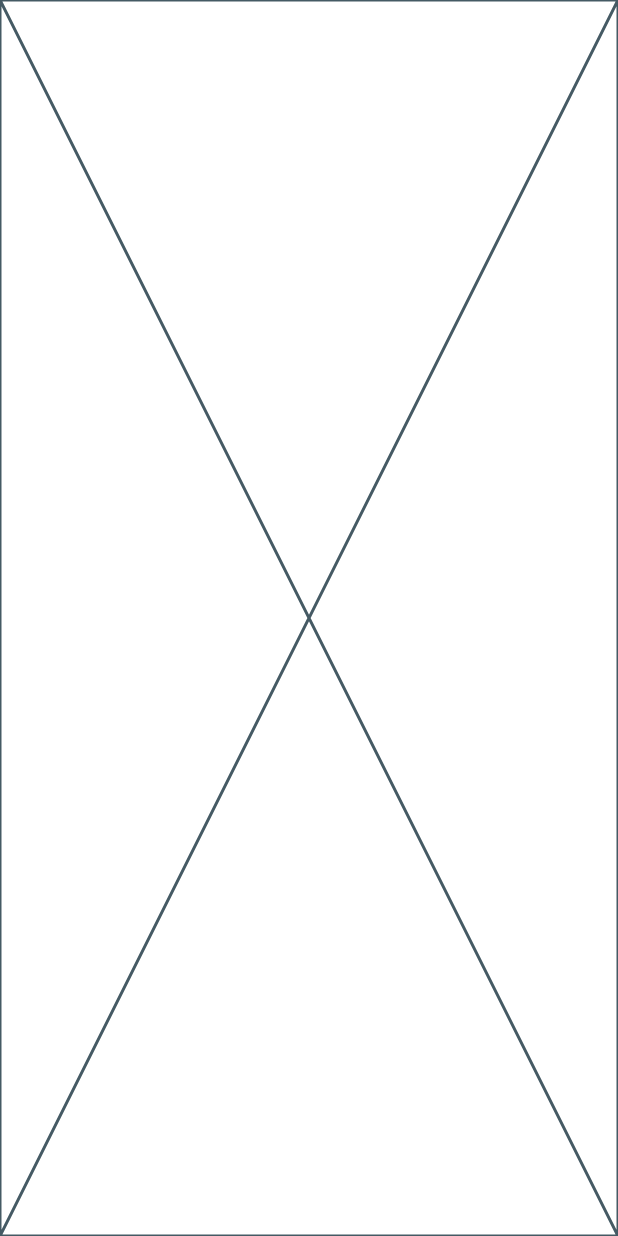
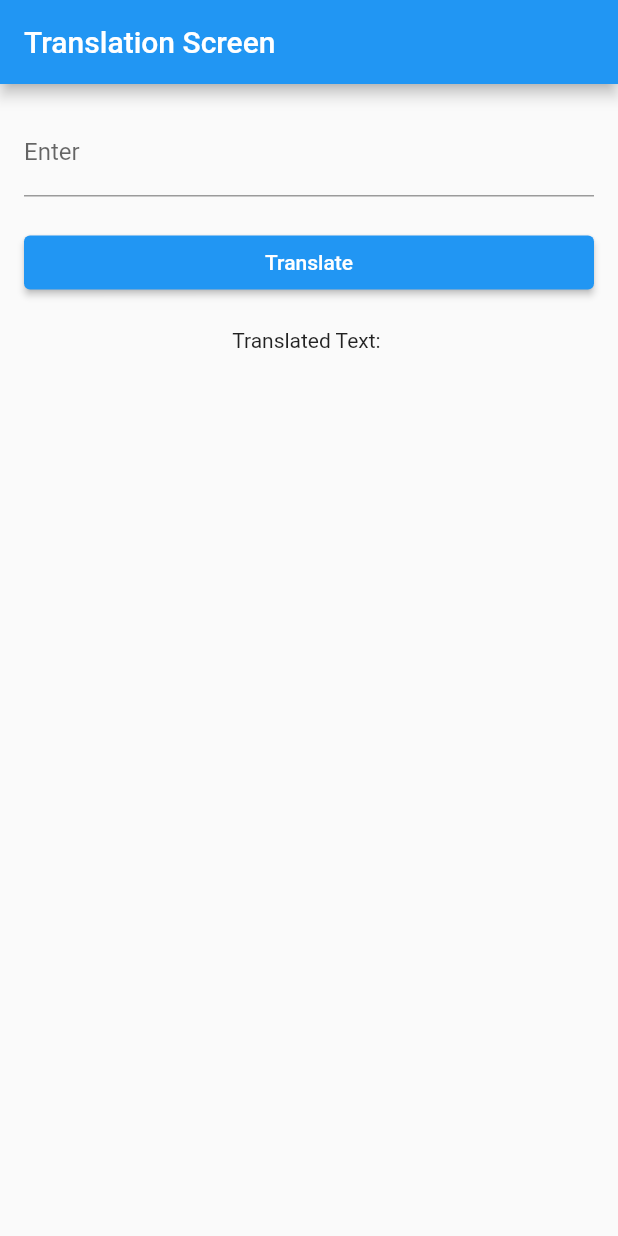
Before and after one commit to xasanov1716/default_project, a Flutter app: the screen it shows after launch, on a phone screen of 412 x 824 dp. Run offline on Flutter 3.47's test engine with Material 2 defaults, Android fonts, the phone set to English and light mode, and no system bars; our stand-ins replace flutter_screenutil.

Commit message:
translate_api

```diff
--- a/lib/home/home_screen.dart
+++ b/lib/home/home_screen.dart
@@ -1,16 +1,64 @@
 import 'package:flutter/material.dart';
-
+import '../data/network/api_provider.dart';
 
 class HomeScreen extends StatefulWidget {
-  const HomeScreen({Key? key}) : super(key: key);
-
   @override
-  State<HomeScreen> createState() => _HomeScreenState();
+  _HomeScreenState createState() => _HomeScreenState();
 }
 
 class _HomeScreenState extends State<HomeScreen> {
+  TranslationProvider _translationProvider = TranslationProvider();
+  String _translatedText = '';
+  TextEditingController _textEditingController = TextEditingController();
+
+  void _fetchTranslation(String query) async {
+    try {
+      _translatedText = await _translationProvider.getTranslation(query: query, firslanguage: 'UZ', lastlanguage: 'RU');
+      setState(() {});
+    } catch (e) {
+      setState(() {});
+    }
+  }
+
+
+  @override
+  void dispose() {
+    _textEditingController.dispose();
+    super.dispose();
+  }
+
   @override
   Widget build(BuildContext context) {
-    return const Placeholder();
+    return Scaffold(
+      appBar: AppBar(
+        title: Text('Translation Screen'),
+      ),
+      body: Padding(
+        padding: const EdgeInsets.all(16.0),
+        child: Column(
+          crossAxisAlignment: CrossAxisAlignment.stretch,
+          children: [
+            TextField(
+              controller: _textEditingController,
+              decoration: InputDecoration(
+                labelText: 'Enter',
+              ),
+            ),
+            SizedBox(height: 20),
+            ElevatedButton(
+              onPressed: () {
+                final query = _textEditingController.text.trim();
+                if (query.isNotEmpty) {
+                  _fetchTranslation(query);
+                }
+              },
+              child: Text('Translate'),
+            ),
+            SizedBox(height: 20),
+            Center(child: Text('Translated Text: $_translatedText')),
+          ],
+        ),
+      ),
+    );
   }
 }
```
Also changed, not shown: lib/data/models/translate_model.dart (added, +65 -0 lines), lib/data/network/api_provider.dart (+12 -14 lines), lib/data/models/display_models.dart (deleted).
